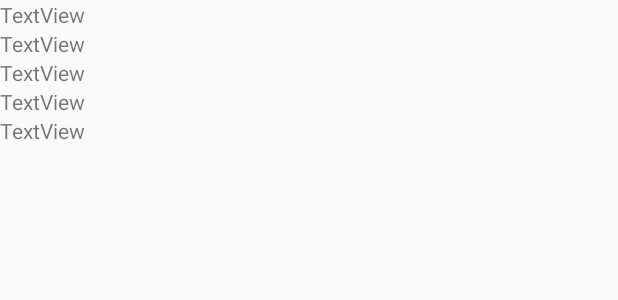
After one commit to Yeop3/UniversiadeApp3, an Android app: the layout activity_schedule.xml on its own in the app's theme, with its tools: preview values and no code run, on a phone screen of 412 x 824 dp. The commit adds this screen. Shown: the top 300 px of the screen. Run offline under Robolectric (Android 15) with nearby library versions, the phone set to English and light mode, and no system bars.

Commit message:
release+detailSchedule

```diff
--- a/app/src/main/AndroidManifest.xml
+++ b/app/src/main/AndroidManifest.xml
@@ -42,5 +42,6 @@
             </intent-filter>
         </activity>
         <activity android:name=".DetailActivity" />
+        <activity android:name=".ScheduleDetail" />
     </application>
 </manifest>
--- a/app/src/main/java/com/example/universiadeapp/models/Schedule.java
+++ b/app/src/main/java/com/example/universiadeapp/models/Schedule.java
@@ -1,7 +1,9 @@
 package com.example.universiadeapp.models;
 
 
-public class Schedule {
+import java.io.Serializable;
+
+public class Schedule implements Serializable {
 
     private String dataEvent;
     private int dateEvent;
--- /dev/null
+++ b/app/src/main/res/layout/activity_schedule.xml
@@ -0,0 +1,44 @@
+<?xml version="1.0" encoding="utf-8"?>
+<LinearLayout xmlns:android="http://schemas.android.com/apk/res/android"
+    xmlns:tools="http://schemas.android.com/tools"
+    android:layout_width="match_parent"
+    android:layout_height="match_parent"
+    xmlns:app="http://schemas.android.com/apk/res-auto"
+    android:orientation="vertical">
+
+    <TextView
+        android:id="@+id/typeDetail"
+        android:layout_width="wrap_content"
+        android:layout_height="wrap_content"
+        android:text="TextView" />
+
+    <TextView
+        android:id="@+id/titleDetail"
+        android:layout_width="wrap_content"
+        android:layout_height="wrap_content"
+        android:text="TextView" />
+
+    <TextView
+        android:id="@+id/statusDetail"
+        android:layout_width="wrap_content"
+        android:layout_height="wrap_content"
+        android:text="TextView" />
+
+    <TextView
+        android:id="@+id/placeDetail"
+        android:layout_width="wrap_content"
+        android:layout_height="wrap_content"
+        android:text="TextView"/>
+
+    <TextView
+        android:id="@+id/scoreDetail"
+        android:layout_width="wrap_content"
+        android:layout_height="wrap_content"
+        android:text="TextView"/>
+
+    <android.support.v7.widget.RecyclerView
+        android:id="@+id/list"
+        android:layout_width="match_parent"
+        android:layout_height="match_parent"
+        app:layoutManager="LinearLayoutManager" />
+</LinearLayout>
```
Also changed, not shown: app/src/main/java/com/example/universiadeapp/ScheduleDetail.java (added, +137 -0 lines), app/src/main/java/com/example/universiadeapp/adapters/ScheduleAdapter.java (+13 -0 lines), app/src/main/java/com/example/universiadeapp/adapters/ScheduleDetailAdapter.java (added, +69 -0 lines), app/src/main/java/com/example/universiadeapp/fragments/ScheduleFragment.java (+21 -6 lines), app/src/main/java/com/example/universiadeapp/models/ScheduleResult.java (added, +58 -0 lines), app/src/main/res/layout/schedule_table_score.xml (added, +64 -0 lines).
